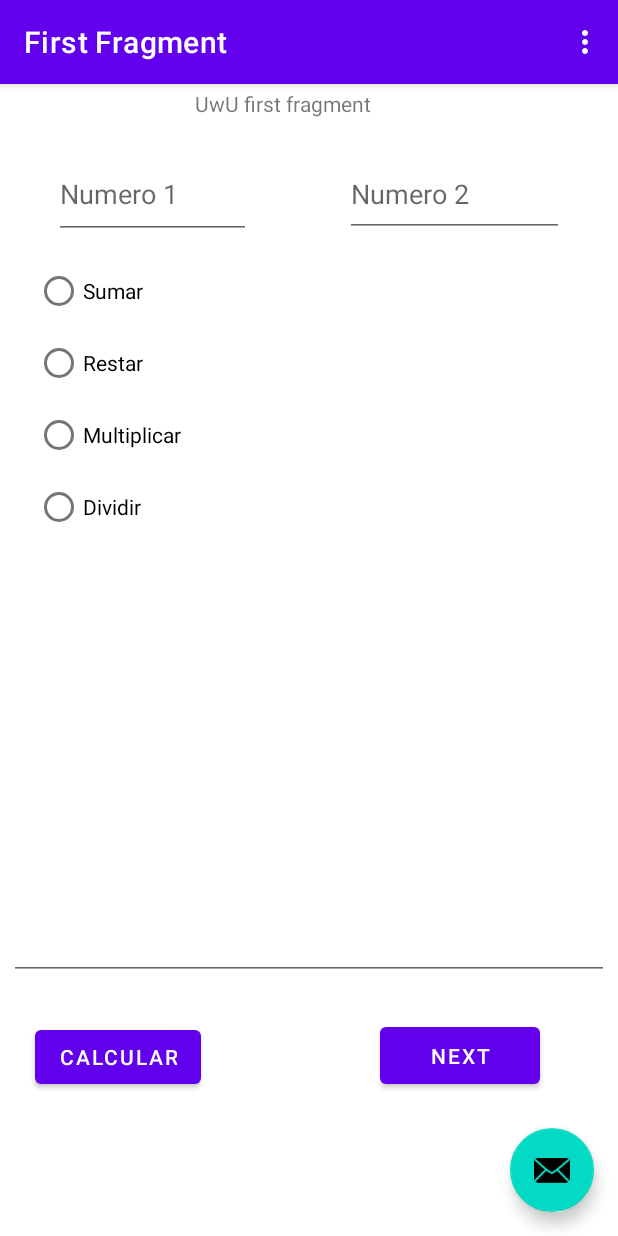
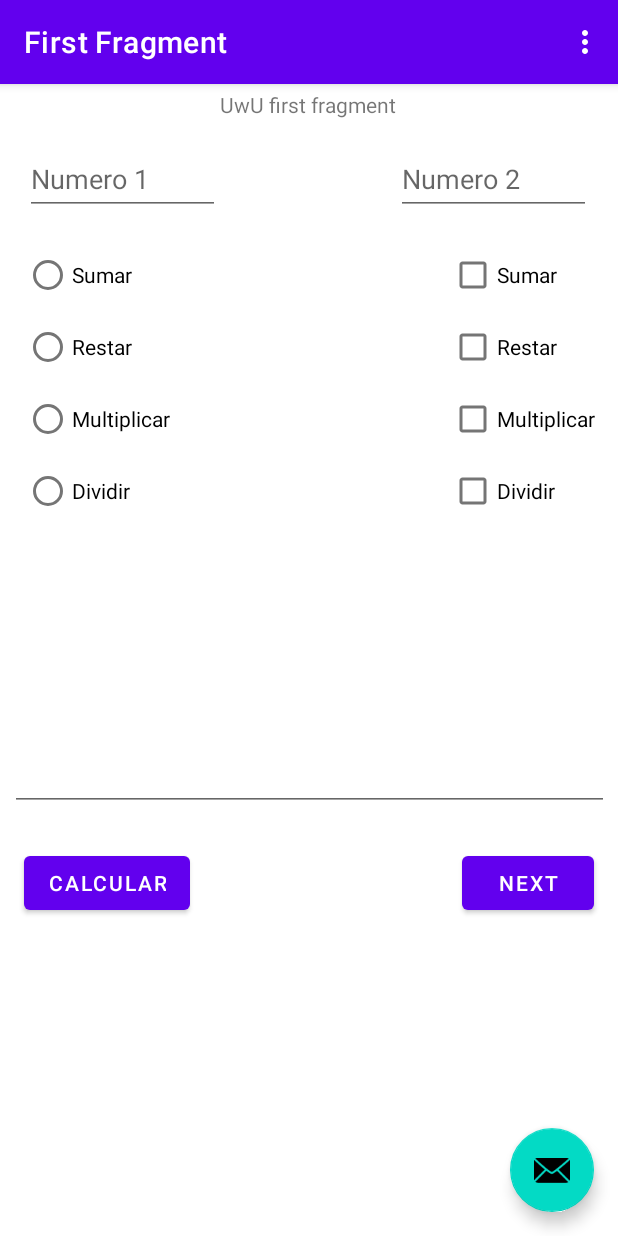
Before and after one commit to nikc1999/Curso-DSM, an Android app: the screen it shows after launch (MainActivity), after a tap on "CALCULAR", on a phone screen of 412 x 824 dp. Run offline under Robolectric (Android 15) with nearby library versions, the phone set to English and light mode, and no system bars; our stand-ins replace navigation-ui; 1 other tap on this screen came first.

Commit message:
implementacion correcta de checkboxes con su logica, imprime todos los resultados de las operaciones seleccionadas tando de los radioButtons como de las checkboxes

```diff
--- a/app/src/main/java/com/example/a31agostobasicactivity/FirstFragment.kt
+++ b/app/src/main/java/com/example/a31agostobasicactivity/FirstFragment.kt
@@ -5,10 +5,7 @@ import androidx.fragment.app.Fragment
 import android.view.LayoutInflater
 import android.view.View
 import android.view.ViewGroup
-import android.widget.EditText
-import android.widget.RadioButton
-import android.widget.RadioGroup
-import android.widget.Toast
+import android.widget.*
 import androidx.navigation.fragment.findNavController
 import com.example.a31agostobasicactivity.databinding.FragmentFirstBinding
 
@@ -25,7 +22,8 @@ class FirstFragment : Fragment() {
 
     private lateinit var txt_numero1: EditText
     private lateinit var txt_numero2: EditText
-    private lateinit var txt_respuesta: EditText
+    private lateinit var txt_respuesta: EditText  //textBox respuesta
+    private var mensaje_respuesta: String = ""
 
     private lateinit var rad_butt_sum: RadioButton
     private lateinit var rad_butt_res: RadioButton
@@ -34,6 +32,10 @@ class FirstFragment : Fragment() {
 
     private lateinit var rad_group: RadioGroup
 
+    private lateinit var checkBox_sum: CheckBox
+    private lateinit var checkBox_res: CheckBox
+    private lateinit var checkBox_mul: CheckBox
+    private lateinit var checkBox_div: CheckBox
 
     override fun onCreateView(
         inflater: LayoutInflater, container: ViewGroup?,
@@ -52,6 +54,11 @@ class FirstFragment : Fragment() {
 
         rad_group = binding.radioGroupOperaciones
 
+        checkBox_sum = binding.checkBoxSuma
+        checkBox_res = binding.checkBoxResta
+        checkBox_mul = binding.checkBoxMultiplicacion
+        checkBox_div = binding.checkBoxDivision
+
 
         return binding.root
 
@@ -65,19 +72,38 @@ class FirstFragment : Fragment() {
         }
 
         binding.buttonCalcular.setOnClickListener{
-            if (rad_butt_sum.isChecked){
+            var textoNumero1: String =  txt_numero1.text.toString()
+            var textoNumero2: String =  txt_numero2.text.toString()
+
+            if ((!rad_butt_sum.isChecked and !rad_butt_res.isChecked and !rad_butt_mul.isChecked
+                and !rad_butt_div.isChecked and !checkBox_sum.isChecked and !checkBox_res.isChecked
+                and !checkBox_mul.isChecked and !checkBox_div.isChecked) or (textoNumero1 == "") or (textoNumero2 == "") ){
+                print("Ingrese los numeros y Seleccione la operacion a realizar")
+            }
+
+            if (rad_butt_sum.isChecked or checkBox_sum.isChecked){
                 //sumar
-                sum()
-            } else if (rad_butt_res.isChecked){
+                mensaje_respuesta += "Suma: " + sum() + "\n"
+                txt_respuesta.setText(mensaje_respuesta)
+            }
+            if (rad_butt_res.isChecked or checkBox_res.isChecked){
                 //restar
-                res()
-            } else if (rad_butt_mul.isChecked){
+                mensaje_respuesta += "Resta: " + res() + "\n"
+                txt_respuesta.setText(mensaje_respuesta)
+            }
+            if (rad_butt_mul.isChecked or checkBox_mul.isChecked){
                 //multiplicar
-                mul()
-            } else if (rad_butt_div.isChecked){
+                mensaje_respuesta += "Multiplicacion: " + mul() + "\n"
+                txt_respuesta.setText(mensaje_respuesta)
+            }
+            if (rad_butt_div.isChecked or checkBox_div.isChecked){
                 //dividir
-                div()
+                mensaje_respuesta += "Division: " + div() + "\n"
+                txt_respuesta.setText(mensaje_respuesta)
             }
+
+            //limpiar variable
+            mensaje_respuesta = ""
         }
     }
 
@@ -85,33 +111,37 @@ class FirstFragment : Fragment() {
         Toast.makeText(this.context, mensaje, Toast.LENGTH_SHORT).show()
     }
 
-    fun sum(){
+    fun sum(): String{
         var numero1: Double = txt_numero1.text.toString().toDouble()
         var numero2: Double = txt_numero2.text.toString().toDouble()
 
         var resultado: Double = numero1 + numero2 //tipo double
-        txt_respuesta.setText(resultado.toString())
+        //txt_respuesta.setText(resultado.toString())
+        return resultado.toString()
     }
-    fun res(){
+    fun res(): String{
         var numero1: Double = txt_numero1.text.toString().toDouble()
         var numero2: Double = txt_numero2.text.toString().toDouble()
 
         var resultado: Double = numero1 - numero2 //tipo double
-        txt_respuesta.setText(resultado.toString())
+        //txt_respuesta.setText(resultado.toString())
+        return resultado.toString()
     }
-    fun mul(){
+    fun mul(): String{
         var numero1: Double = txt_numero1.text.toString().toDouble()
         var numero2: Double = txt_numero2.text.toString().toDouble()
 
         var resultado: Double = numero1 * numero2 //tipo double
-        txt_respuesta.setText(resultado.toString())
+        //txt_respuesta.setText(resultado.toString())
+        return resultado.toString()
     }
-    fun div(){
+    fun div(): String{
         var numero1: Double = txt_numero1.text.toString().toDouble()
         var numero2: Double = txt_numero2.text.toString().toDouble()
 
         var resultado: Double = numero1 / numero2 //tipo double
-        txt_respuesta.setText(resultado.toString())
+        //txt_respuesta.setText(resultado.toString())
+        return resultado.toString()
     }
 
     //hacer lo mismo con checkbox
--- a/app/src/main/res/layout/fragment_first.xml
+++ b/app/src/main/res/layout/fragment_first.xml
@@ -10,117 +10,141 @@
         android:id="@+id/textview_first"
         android:layout_width="wrap_content"
         android:layout_height="wrap_content"
-        android:layout_marginStart="136dp"
-        android:layout_marginTop="3dp"
-        android:layout_marginEnd="134dp"
-        android:layout_marginBottom="22dp"
+        android:layout_marginStart="146dp"
+        android:layout_marginTop="4dp"
+        android:layout_marginEnd="147dp"
         android:text="@string/uwu_first_fragment"
-        app:layout_constraintBottom_toTopOf="@+id/editTextNumero2"
-        app:layout_constraintEnd_toEndOf="@+id/editTextNumero2"
+        app:layout_constraintEnd_toEndOf="parent"
         app:layout_constraintStart_toStartOf="parent"
         app:layout_constraintTop_toTopOf="parent" />
 
     <Button
         android:id="@+id/button_first"
-        android:layout_width="0dp"
-        android:layout_height="50dp"
-        android:layout_marginTop="25dp"
-        android:layout_marginEnd="52dp"
+        android:layout_width="wrap_content"
+        android:layout_height="wrap_content"
+        android:layout_marginTop="24dp"
+        android:layout_marginEnd="16dp"
         android:text="@string/next"
         app:layout_constraintEnd_toEndOf="parent"
-        app:layout_constraintStart_toEndOf="@+id/button_calcular"
         app:layout_constraintTop_toBottomOf="@+id/editTextResultado" />
 
     <EditText
         android:id="@+id/editTextNumero1"
-        android:layout_width="131dp"
-        android:layout_height="60dp"
-        android:layout_marginStart="23dp"
-        android:layout_marginEnd="49dp"
+        android:layout_width="130dp"
+        android:layout_height="48dp"
+        android:layout_marginTop="16dp"
         android:ems="10"
         android:hint="@string/number_1"
         android:inputType="textPersonName"
-        app:layout_constraintBottom_toBottomOf="@+id/editTextNumero2"
-        app:layout_constraintEnd_toStartOf="@+id/editTextNumero2"
-        app:layout_constraintStart_toStartOf="parent"
-        app:layout_constraintTop_toTopOf="@+id/editTextNumero2" />
+        app:layout_constraintEnd_toStartOf="@+id/textview_first"
+        app:layout_constraintTop_toBottomOf="@+id/textview_first" />
 
     <EditText
         android:id="@+id/editTextNumero2"
-        android:layout_width="146dp"
-        android:layout_height="57dp"
-        android:layout_marginEnd="23dp"
-        android:layout_marginBottom="12dp"
+        android:layout_width="130dp"
+        android:layout_height="48dp"
+        android:layout_marginTop="16dp"
         android:ems="10"
         android:hint="@string/number_2"
         android:inputType="textPersonName"
-        app:layout_constraintBottom_toTopOf="@+id/radioGroupOperaciones"
-        app:layout_constraintEnd_toEndOf="parent"
-        app:layout_constraintStart_toEndOf="@+id/editTextNumero1"
+        app:layout_constraintStart_toEndOf="@+id/textview_first"
         app:layout_constraintTop_toBottomOf="@+id/textview_first" />
 
     <Button
         android:id="@+id/button_calcular"
         android:layout_width="wrap_content"
         android:layout_height="wrap_content"
-        android:layout_marginStart="23dp"
-        android:layout_marginEnd="119dp"
-        android:layout_marginBottom="95dp"
+        android:layout_marginStart="16dp"
+        android:layout_marginTop="24dp"
         android:text="@string/calcular"
-        app:layout_constraintBottom_toBottomOf="parent"
-        app:layout_constraintEnd_toStartOf="@+id/button_first"
         app:layout_constraintStart_toStartOf="parent"
         app:layout_constraintTop_toBottomOf="@+id/editTextResultado" />
 
     <EditText
         android:id="@+id/editTextResultado"
-        android:layout_width="0dp"
-        android:layout_height="0dp"
+        android:layout_width="399dp"
+        android:layout_height="124dp"
         android:layout_marginStart="6dp"
-        android:layout_marginTop="364dp"
+        android:layout_marginTop="65dp"
         android:layout_marginEnd="6dp"
-        android:layout_marginBottom="27dp"
         android:ems="10"
         android:inputType="textPersonName"
-        app:layout_constraintBottom_toTopOf="@+id/button_calcular"
         app:layout_constraintEnd_toEndOf="parent"
         app:layout_constraintStart_toStartOf="parent"
-        app:layout_constraintTop_toTopOf="parent" />
+        app:layout_constraintTop_toBottomOf="@+id/checkBox_division" />
 
     <RadioGroup
         android:id="@+id/radioGroupOperaciones"
-        android:layout_width="0dp"
-        android:layout_height="0dp"
-        android:layout_marginStart="23dp"
-        android:layout_marginEnd="23dp"
-        android:layout_marginBottom="35dp"
-        app:layout_constraintBottom_toTopOf="@+id/editTextResultado"
-        app:layout_constraintEnd_toEndOf="parent"
+        android:layout_width="154dp"
+        android:layout_height="192dp"
+        android:layout_marginStart="16dp"
+        android:layout_marginTop="16dp"
         app:layout_constraintStart_toStartOf="parent"
-        app:layout_constraintTop_toBottomOf="@+id/editTextNumero2">
+        app:layout_constraintTop_toBottomOf="@+id/editTextNumero1">
 
         <RadioButton
             android:id="@+id/radioButtonSuma"
             android:layout_width="match_parent"
-            android:layout_height="wrap_content"
+            android:layout_height="48dp"
             android:text="@string/sumar" />
 
         <RadioButton
             android:id="@+id/radioButtonResta"
             android:layout_width="match_parent"
-            android:layout_height="wrap_content"
+            android:layout_height="48dp"
             android:text="@string/restar" />
 
         <RadioButton
             android:id="@+id/radioButtonMultiplicar"
             android:layout_width="match_parent"
-            android:layout_height="wrap_content"
+            android:layout_height="48dp"
             android:text="@string/multiplicar" />
 
         <RadioButton
             android:id="@+id/radioButtonDividir"
             android:layout_width="match_parent"
-            android:layout_height="wrap_content"
+            android:layout_height="48dp"
             android:text="@string/dividir" />
     </RadioGroup>
+
+    <CheckBox
+        android:id="@+id/checkBox_suma"
+        android:layout_width="wrap_content"
+        android:layout_height="48dp"
+        android:layout_marginStart="129dp"
+        android:layout_marginTop="16dp"
+        android:text="@string/sumar"
+        app:layout_constraintBottom_toTopOf="@+id/checkBox_resta"
+        app:layout_constraintStart_toEndOf="@+id/radioGroupOperaciones"
+        app:layout_constraintTop_toBottomOf="@+id/editTextNumero2" />
+
+    <CheckBox
+        android:id="@+id/checkBox_resta"
+        android:layout_width="wrap_content"
+        android:layout_height="48dp"
+        android:layout_marginStart="129dp"
+        android:text="@string/restar"
+        app:layout_constraintBottom_toTopOf="@+id/checkBox_multiplicacion"
+        app:layout_constraintStart_toEndOf="@+id/radioGroupOperaciones"
+        app:layout_constraintTop_toBottomOf="@+id/checkBox_suma" />
+
+    <CheckBox
+        android:id="@+id/checkBox_multiplicacion"
+        android:layout_width="wrap_content"
+        android:layout_height="48dp"
+        android:layout_marginStart="129dp"
+        android:text="@string/multiplicar"
+        app:layout_constraintBottom_toTopOf="@+id/checkBox_division"
+        app:layout_constraintStart_toEndOf="@+id/radioGroupOperaciones"
+        app:layout_constraintTop_toBottomOf="@+id/checkBox_resta" />
+
+    <CheckBox
+        android:id="@+id/checkBox_division"
+        android:layout_width="wrap_content"
+        android:layout_height="48dp"
+        android:layout_marginStart="129dp"
+        android:text="@string/dividir"
+        app:layout_constraintStart_toEndOf="@+id/radioGroupOperaciones"
+        app:layout_constraintTop_toBottomOf="@+id/checkBox_multiplicacion" />
+
 </androidx.constraintlayout.widget.ConstraintLayout>
```
